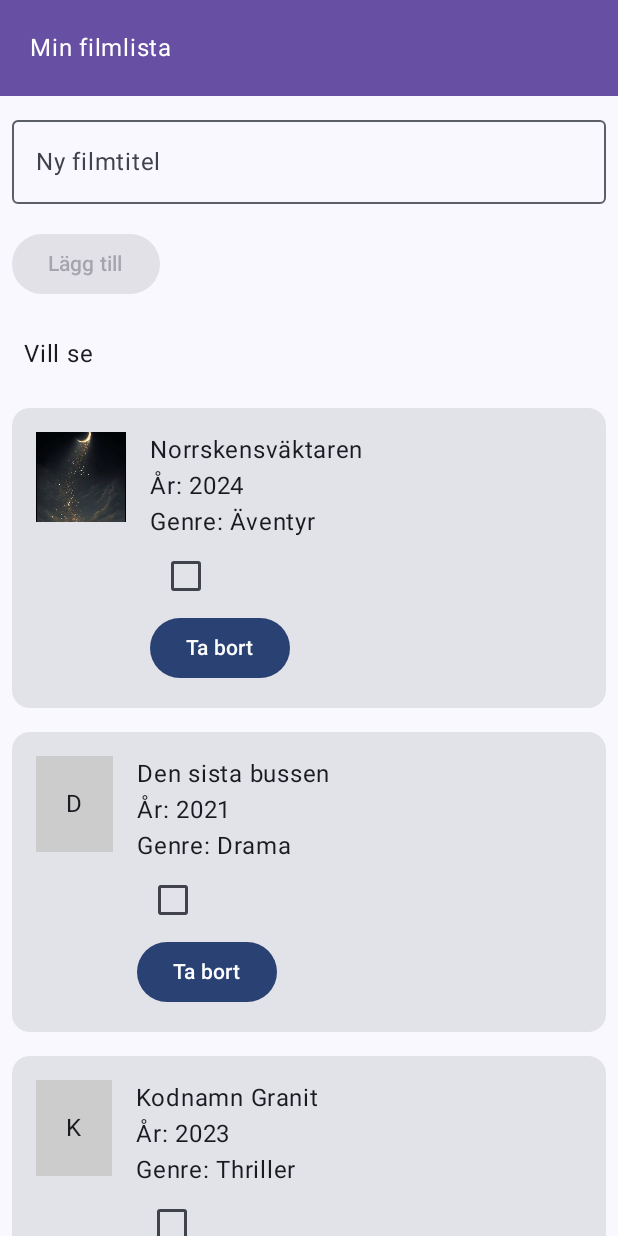
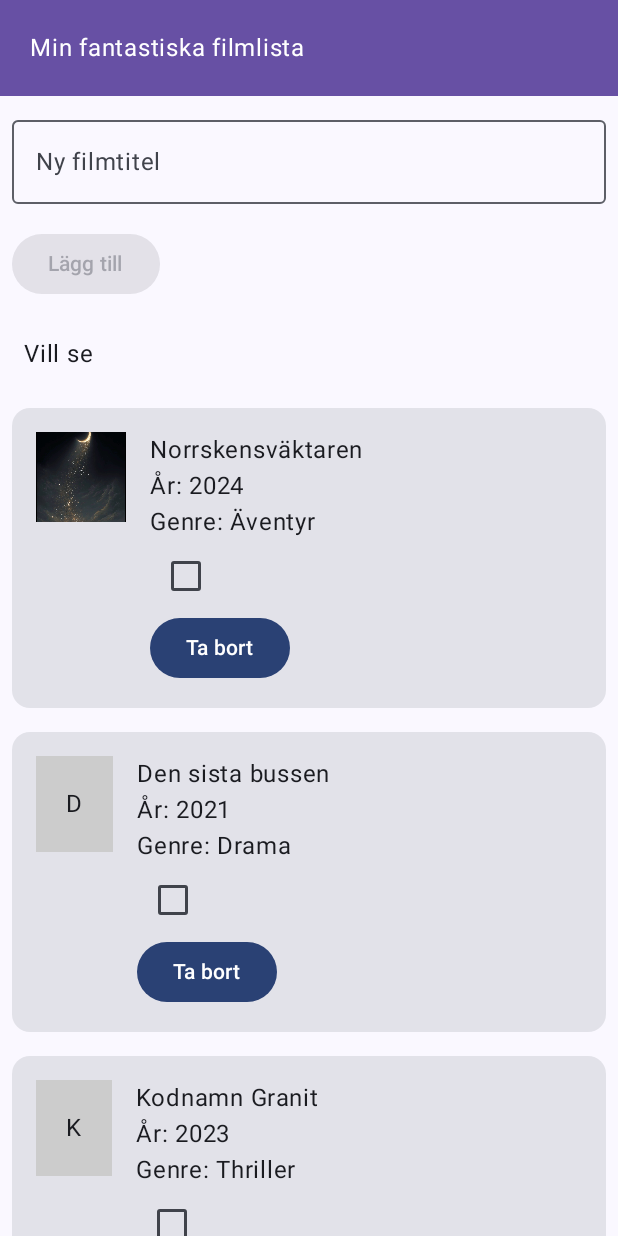
Before and after one commit to madinassim/Filmlistan, an Android app built with Jetpack Compose: the screen it shows after launch (MainActivity), on a phone screen of 412 x 824 dp. Run offline under Robolectric (Android 15) with nearby library versions, the phone set to English and light mode, and no system bars.

Commit message:
Ändra rubriken i Filmlistan

```diff
--- a/app/src/main/java/com/example/filmlistan/MainActivity.kt
+++ b/app/src/main/java/com/example/filmlistan/MainActivity.kt
@@ -68,7 +68,7 @@ fun GreetingPreview() {
 fun FilmLista(viewModel: FilmlistanViewModel = viewModel() ) {
     Column {
         Text(
-            text = "Min filmlista",
+            text = "Min fantastiska filmlista",
             modifier = Modifier
                 .fillMaxWidth()
                 .background(Color(0xFF6750A4))
```
